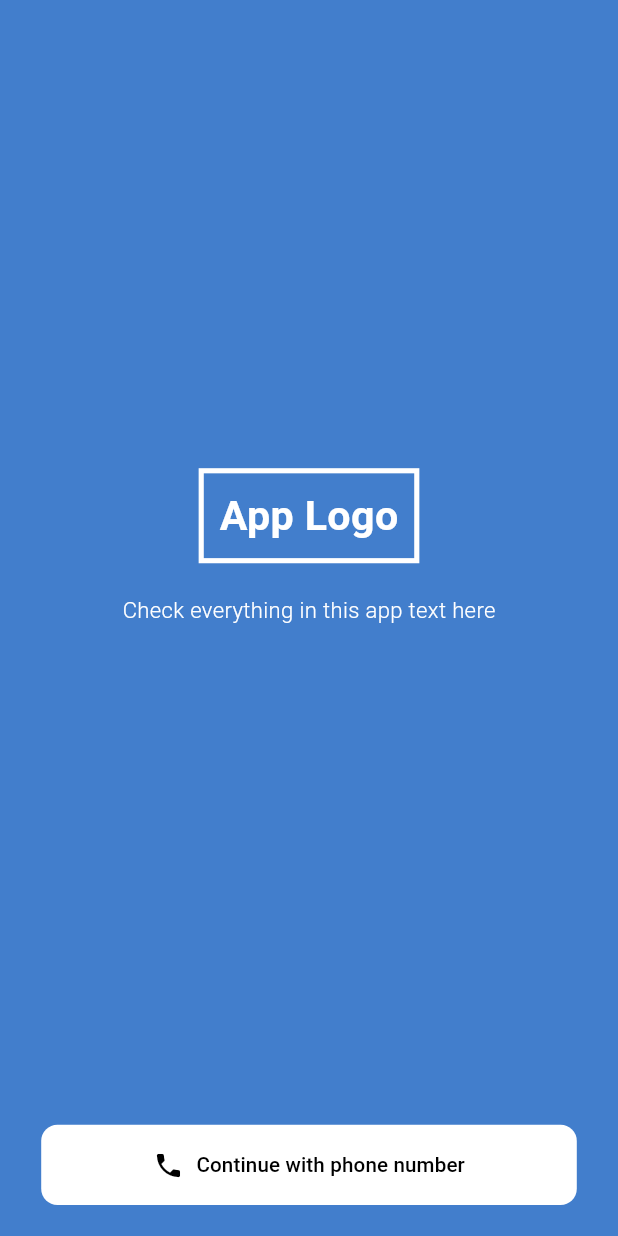
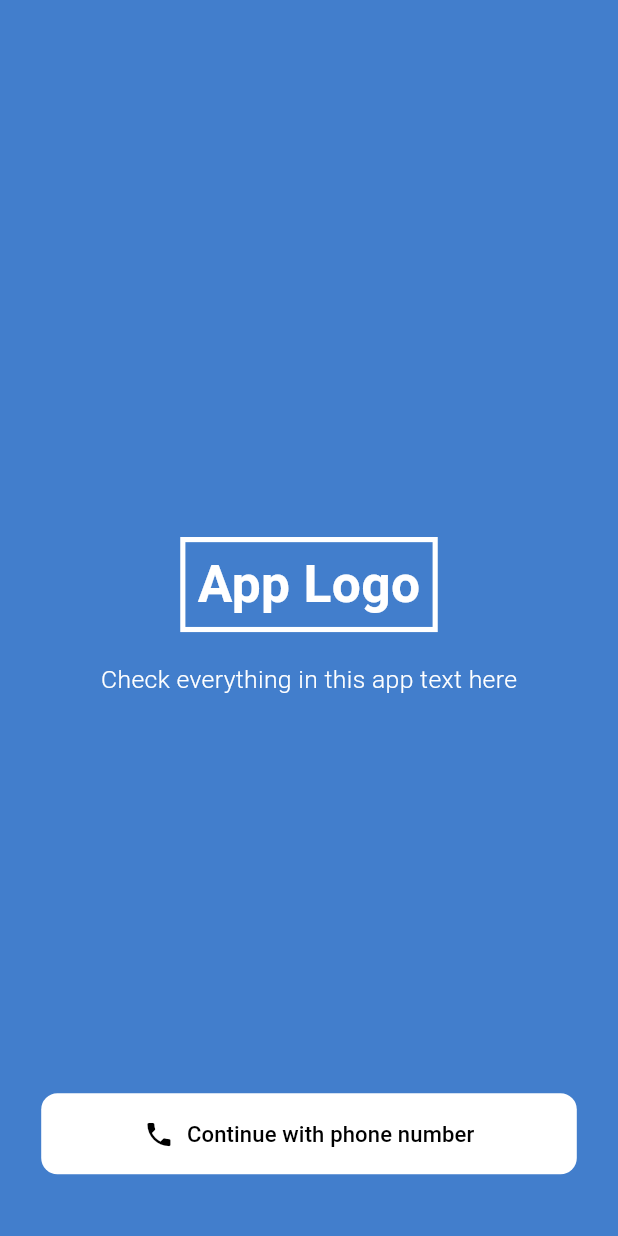
Before and after one commit to Syamkrishna2272/Village_App, a Flutter app: the screen it shows after launch, on a phone screen of 412 x 824 dp. Run offline on Flutter 3.47's test engine with Material 3 defaults, Android fonts, the phone set to English and light mode, and no system bars; our stand-ins replace carousel_slider, material_design_icons_flutter.

Commit message:
intro page applogo size increased, mobile verification page close image added

```diff
--- a/lib/screens/intropage/intropage.dart
+++ b/lib/screens/intropage/intropage.dart
@@ -14,16 +14,15 @@ class IntroPage extends StatelessWidget {
     return Scaffold(
       backgroundColor: const Color(0xFF427ECC),
       body: SafeArea(
-        child: Column(
+        child: Stack(
           children: [
-            const Spacer(),
             Center(
               child: Column(
                 mainAxisAlignment: MainAxisAlignment.center,
                 children: [
                   Container(
                     height: screenHeight / 13,
-                    width: screenWidth / 2.8,
+                    width: screenWidth / 2.4,
                     decoration: BoxDecoration(
                       color: const Color(0xFF427ECC),
                       border: Border.all(
@@ -36,7 +35,7 @@ class IntroPage extends StatelessWidget {
                         "App Logo",
                         style: TextStyle(
                           color: Colors.white,
-                          fontSize: screenWidth / 15,
+                          fontSize: screenWidth / 12,
                           fontWeight: FontWeight.w600,
                         ),
                       ),
@@ -48,16 +47,16 @@ class IntroPage extends StatelessWidget {
                     style: TextStyle(
                       color: Colors.white,
                       fontWeight: FontWeight.w300,
-                      fontSize: screenWidth / 28,
+                      fontSize: screenWidth / 25,
                     ),
                   ),
                 ],
               ),
             ),
-            const Spacer(),
-            Padding(
-              padding: EdgeInsets.symmetric(
-                  horizontal: screenWidth / 15, vertical: screenHeight / 40),
+            Positioned(
+              bottom: screenHeight / 20, // Adjusts the button to the bottom
+              left: screenWidth / 15, // Horizontal padding
+              right: screenWidth / 15, // Horizontal padding
               child: SizedBox(
                 width: double.infinity,
                 child: ButtonWidget(
@@ -65,12 +64,13 @@ class IntroPage extends StatelessWidget {
                   screenWidth: screenWidth,
                   buttonColor: Colors.white,
                   text: 'Continue with phone number',
-                  fontSize: screenWidth / 30,
+                  fontSize: screenWidth / 28,
                   icon: Icons.phone,
                   iconColor: Colors.black,
                   onPressed: () {
-                    Navigator.of(context).push(MaterialPageRoute(builder: (context){
-                      return  const MobileNumberScreen();
+                    Navigator.of(context)
+                        .push(MaterialPageRoute(builder: (context) {
+                      return const MobileNumberScreen();
                     }));
                   },
                   textColor: Colors.black,
--- a/pubspec.yaml
+++ b/pubspec.yaml
@@ -106,6 +106,7 @@ flutter:
     - lib/asset/img/Group 625.png
     - lib/asset/img/Group (1).png
     - lib/asset/img/Frame (1).png
+    - lib/asset/img/cancel.png
 
   # An image asset can refer to one or more resolution-specific "variants", see
   # https://flutter.dev/assets-and-images/#resolution-aware
```
Also changed, not shown: lib/screens/verificationpage/mobile_verification.dart (+9 -5 lines), lib/asset/img/cancel.png (added).
